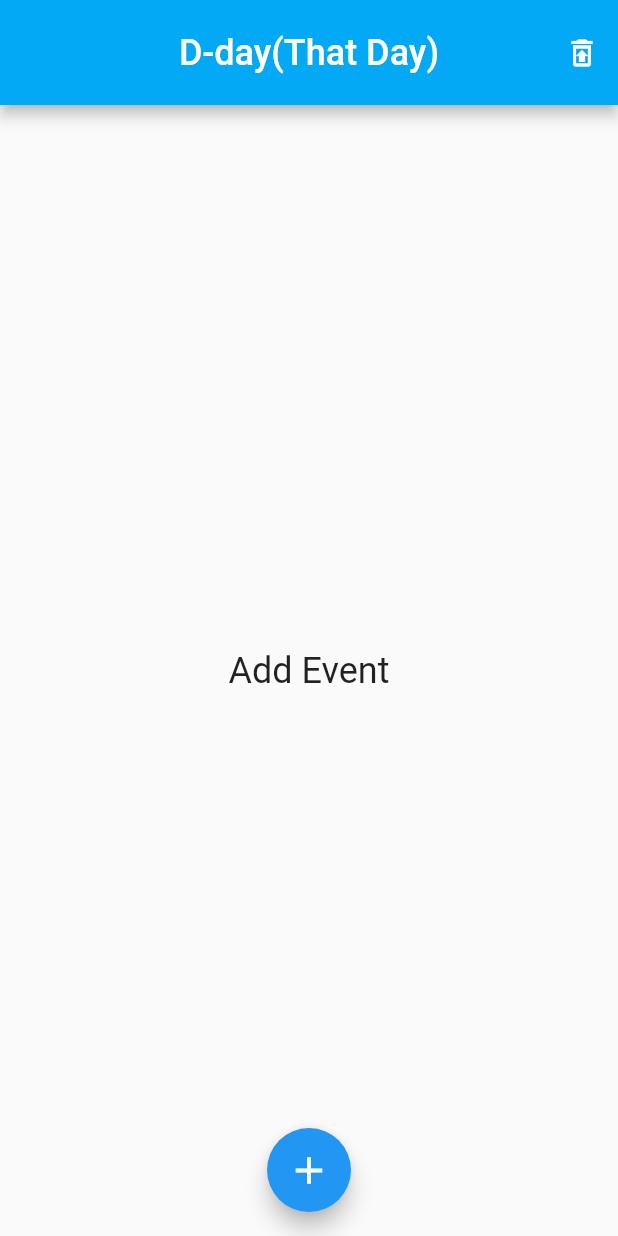
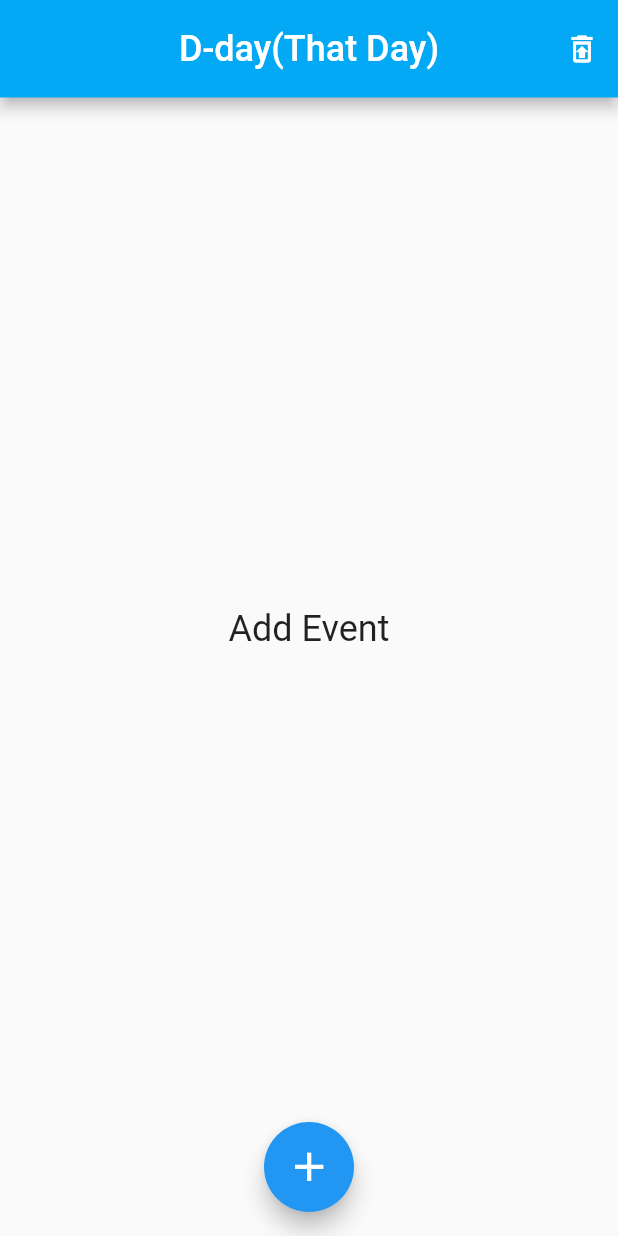
Before and after one commit to myring100/ThatDay, a Flutter app: the screen it shows after launch, on a phone screen of 412 x 824 dp. Run offline on Flutter 3.47's test engine with Material 2 defaults, Android fonts, the phone set to English and light mode, and no system bars; our stand-ins replace action_slider, awesome_notifications, flutter_colorpicker, flutter_keyboard_visibility, get, scroll_date_picker and 1 more; accounts and stored records are empty.

Commit message:
almost here

```diff
--- a/lib/cutomWidget/inputText_widget.dart
+++ b/lib/cutomWidget/inputText_widget.dart
@@ -12,7 +12,7 @@ class InputText_widget extends StatelessWidget {
 
   Widget build(BuildContext context) {
     return Padding(
-      padding: const EdgeInsets.symmetric(horizontal: 8, vertical: 16),
+      padding: const EdgeInsets.fromLTRB(7, 15, 7, 15),
       child: TextField(
           controller: textEditingController,
           maxLines: maxLine,
--- a/lib/cutomWidget/scroll_date.dart
+++ b/lib/cutomWidget/scroll_date.dart
@@ -17,7 +17,7 @@ class _Scroll_dateState extends State<Scroll_date> {
       mainAxisAlignment: MainAxisAlignment.center,
       children: [
         Text(
-          "${widget._selectedDate.month}-${widget._selectedDate.day}-${widget._selectedDate.year}",
+          "${widget._selectedDate.month} - ${widget._selectedDate.day} - ${widget._selectedDate.year}",
           style: const TextStyle(color: Colors.black,fontSize: 20),
 
         ),
--- a/lib/main.dart
+++ b/lib/main.dart
@@ -15,13 +15,22 @@ class MyApp extends StatelessWidget {
   // This widget is the root of your application.
   @override
   Widget build(BuildContext context) {
-    return GetMaterialApp(
-      navigatorKey: navigatorKey,
-      title: 'That Day(D-Day)',
-      theme: ThemeData(
-        appBarTheme:  AppBarTheme(color: Colors.lightBlue[500])
+    return GestureDetector(
+      onTap: (){
+        print('ontap()in main page');
+        FocusManager.instance.primaryFocus?.unfocus();
+      },
+      onTapDown: (a){
+        print('ontap down()in main page');
+      },
+      child: GetMaterialApp(
+        navigatorKey: navigatorKey,
+        title: 'That Day(D-Day)',
+        theme: ThemeData(
+          appBarTheme:  AppBarTheme(color: Colors.lightBlue[500])
+        ),
+        home: const FirstPage(),
       ),
-      home: const FirstPage(),
     );
   }
 }
--- a/lib/screen/firstPage.dart
+++ b/lib/screen/firstPage.dart
@@ -40,7 +40,7 @@ class _FirstPageState extends State<FirstPage> {
     helper = getDao();
     return Scaffold(
       appBar: AppBar(
-        toolbarHeight: 70,
+        toolbarHeight: 65,
         centerTitle: true,
         automaticallyImplyLeading: false,
         title: Text('D-day(That Day)',style: kMainTitle,),
@@ -60,7 +60,9 @@ class _FirstPageState extends State<FirstPage> {
           )
         ],
       ),
-      body: LayoutBuilder(
+      body: Padding(
+        padding: const EdgeInsets.only(bottom: 50),
+        child: LayoutBuilder(
           builder: (context, constraint )=>
               FutureBuilder<List<Map<String, Object?>>>(
                   future: helper,
@@ -89,7 +91,7 @@ class _FirstPageState extends State<FirstPage> {
                               String dDay = Utilities.getDDay(DateTime(year, month, day));
                               return Card(
                                 shape: kCardShape,
-                              margin: const EdgeInsets.all(10),
+                                margin: const EdgeInsets.fromLTRB(7, 15, 7,0),
                                 shadowColor: Colors.grey,
                                 color: Color(backGround),
                                 child: Padding(
@@ -113,16 +115,23 @@ class _FirstPageState extends State<FirstPage> {
                     },
               ),
         ),
+      ),
 
       floatingActionButtonLocation: FloatingActionButtonLocation.centerFloat,
       floatingActionButton: Visibility(
         visible: true,
+        child: SizedBox(
+          height: 60,
+          width: 60,
+          child: FittedBox(
             child: FloatingActionButton(
               onPressed: () {
                 Get.to(() => AddPage(next_db_ID));
               },
               tooltip: 'ADD',
               child: kAddIcon,
+            ),
+          ),
         ),
       ), // This trailing comma makes auto-formatting nicer for build methods.
     );
```
Also changed, not shown: lib/screen/addPage.dart (+72 -68 lines), lib/screen/modifyPage.dart (+15 -7 lines), pubspec.lock. Lines whose indentation alone changed are shown as unchanged.
